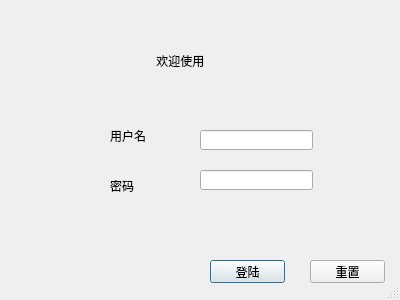
This is dialog.ui in LoveSn0w/bookstore as Qt 5 draws it before an edit. The edited form follows.
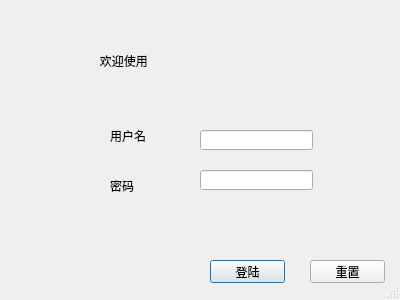
This is the edited form.

```diff
--- a/dialog.ui
+++ b/dialog.ui
@@ -104,7 +104,7 @@
     <item>
      <widget class="QLabel" name="label_3">
       <property name="text">
-       <string>                                               欢迎使用</string>
+       <string>                              欢迎使用</string>
       </property>
      </widget>
     </item>
```
